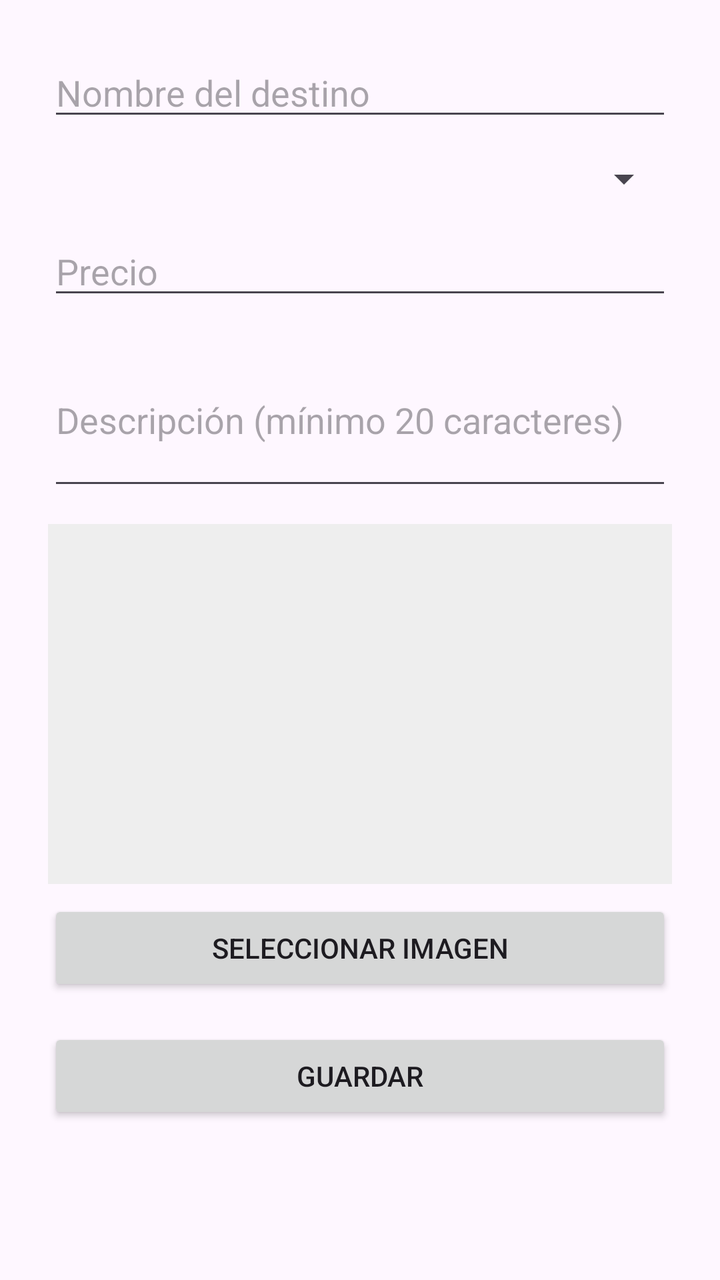
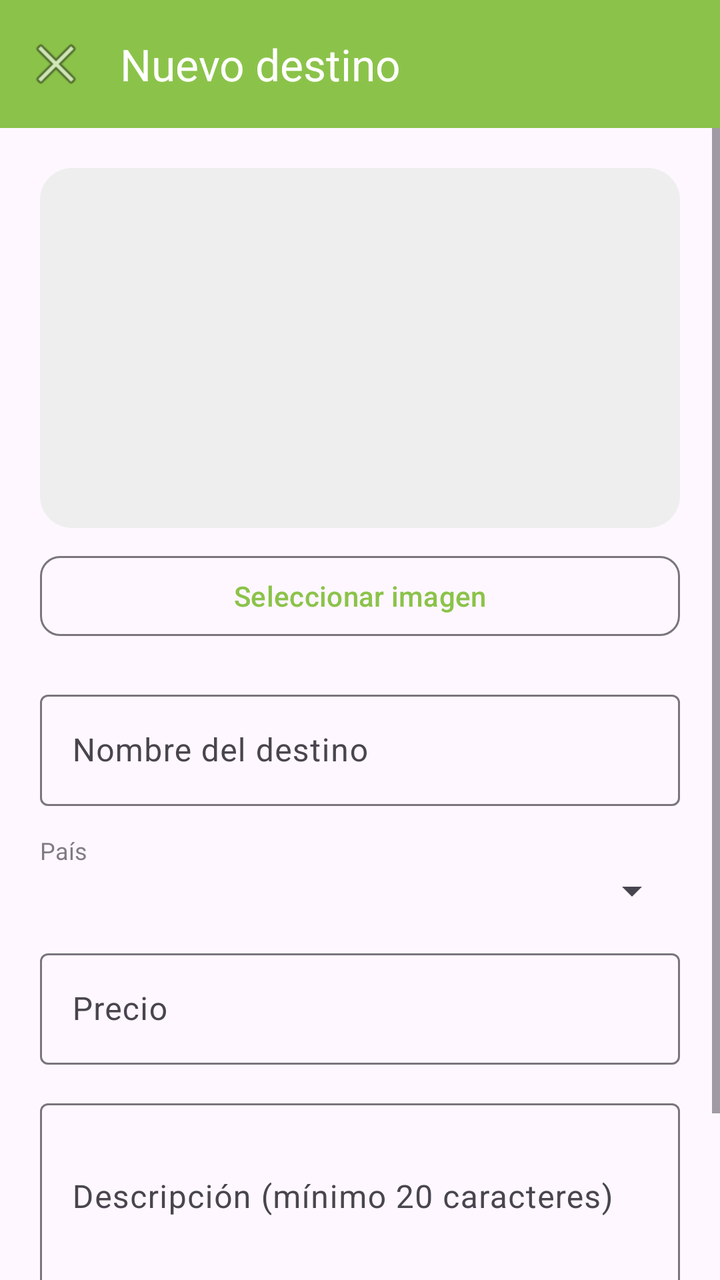

Before-and-after screenshots of an Android layout around one commit, followed by the original layout XML and the change that was made.
<!-- AndroidManifest.xml: application theme Theme.AgenciaViajes -->
<!-- res/layout/activity_crear_destino.xml -->
<?xml version="1.0" encoding="utf-8"?>
<ScrollView xmlns:android="http://schemas.android.com/apk/res/android"
    android:layout_width="match_parent"
    android:layout_height="match_parent">

    <LinearLayout
        android:layout_width="match_parent"
        android:layout_height="wrap_content"
        android:orientation="vertical"
        android:padding="24dp">

        <EditText
            android:id="@+id/etNombre"
            android:layout_width="match_parent"
            android:layout_height="wrap_content"
            android:hint="@string/nombre_hint" />

        <Spinner
            android:id="@+id/spinnerPais"
            android:layout_width="match_parent"
            android:layout_height="wrap_content"
            android:layout_marginTop="12dp" />

        <EditText
            android:id="@+id/etPrecio"
            android:layout_width="match_parent"
            android:layout_height="wrap_content"
            android:hint="@string/precio_hint"
            android:inputType="numberDecimal"
            android:layout_marginTop="12dp" />

        <EditText
            android:id="@+id/etDescripcion"
            android:layout_width="match_parent"
            android:layout_height="wrap_content"
            android:hint="@string/descripcion_hint"
            android:inputType="textMultiLine"
            android:minLines="3"
            android:layout_marginTop="12dp" />

        <ImageView
            android:id="@+id/ivPreview"
            android:layout_width="match_parent"
            android:layout_height="180dp"
            android:layout_marginTop="12dp"
            android:scaleType="centerCrop"
            android:background="#EEEEEE" />

        <Button
            android:id="@+id/btnSeleccionarImagen"
            android:layout_width="match_parent"
            android:layout_height="wrap_content"
            android:text="@string/btn_seleccionar_imagen"
            android:layout_marginTop="8dp" />

        <TextView
            android:id="@+id/tvError"
            android:layout_width="match_parent"
            android:layout_height="wrap_content"
            android:textColor="#D32F2F"
            android:visibility="gone"
            android:layout_marginTop="8dp" />

        <Button
            android:id="@+id/btnGuardar"
            android:layout_width="match_parent"
            android:layout_height="wrap_content"
            android:text="@string/btn_guardar"
            android:layout_marginTop="16dp" />

    </LinearLayout>
</ScrollView>
<!-- resources referenced by this layout -->
<resources>
  <string name="btn_guardar">Guardar</string>
  <string name="btn_seleccionar_imagen">Seleccionar imagen</string>
  <string name="descripcion_hint">Descripción (mínimo 20 caracteres)</string>
  <string name="nombre_hint">Nombre del destino</string>
  <string name="precio_hint">Precio</string>
  <style name="Theme.AgenciaViajes" parent="Base.Theme.AgenciaViajes" />
  <style name="Base.Theme.AgenciaViajes" parent="Theme.Material3.DayNight.NoActionBar">
          
          <item name="colorPrimary">@color/colorPrimary</item>
          <item name="colorOnPrimary">@color/white</item>
          <item name="colorPrimaryContainer">@color/colorPrimary</item>
          <item name="colorOnPrimaryContainer">@color/white</item>
  
          
          <item name="colorSecondary">@color/colorAccent</item>
          <item name="colorOnSecondary">@color/white</item>
          <item name="colorSecondaryContainer">@color/colorAccent</item>
          <item name="colorOnSecondaryContainer">@color/white</item>
  
          
          <item name="android:statusBarColor">@color/colorPrimaryDark</item>
      </style>
  <color name="colorPrimary">#8BC34A</color>
  <color name="white">#FFFFFFFF</color>
  <color name="colorAccent">#7C4DFF</color>
  <color name="colorPrimaryDark">#689F38</color>
</resources>

<!-- the commit's change to res/layout/activity_crear_destino.xml (unified diff, before → after) -->
@@ -1,72 +1,128 @@
 <?xml version="1.0" encoding="utf-8"?>
-<ScrollView xmlns:android="http://schemas.android.com/apk/res/android"
+<androidx.coordinatorlayout.widget.CoordinatorLayout xmlns:android="http://schemas.android.com/apk/res/android"
+    xmlns:app="http://schemas.android.com/apk/res-auto"
     android:layout_width="match_parent"
     android:layout_height="match_parent">
 
-    <LinearLayout
+    <com.google.android.material.appbar.AppBarLayout
         android:layout_width="match_parent"
-        android:layout_height="wrap_content"
-        android:orientation="vertical"
-        android:padding="24dp">
+        android:layout_height="wrap_content">
 
-        <EditText
-            android:id="@+id/etNombre"
+        <androidx.appcompat.widget.Toolbar
+            android:id="@+id/toolbar"
+            android:layout_width="match_parent"
+            android:layout_height="?attr/actionBarSize"
+            android:background="@color/colorPrimary"
+            app:title="@string/titulo_crear"
+            app:titleTextColor="@color/white"
+            app:navigationIcon="@android:drawable/ic_menu_close_clear_cancel"
+            app:navigationIconTint="@color/white" />
+
+    </com.google.android.material.appbar.AppBarLayout>
+
+    <ScrollView
+        android:layout_width="match_parent"
+        android:layout_height="match_parent"
+        app:layout_behavior="@string/appbar_scrolling_view_behavior">
+
+        <LinearLayout
             android:layout_width="match_parent"
             android:layout_height="wrap_content"
-            android:hint="@string/nombre_hint" />
+            android:orientation="vertical"
+            android:padding="20dp">
 
-        <Spinner
-            android:id="@+id/spinnerPais"
-            android:layout_width="match_parent"
-            android:layout_height="wrap_content"
-            android:layout_marginTop="12dp" />
+            <com.google.android.material.imageview.ShapeableImageView
+                android:id="@+id/ivPreview"
+                android:layout_width="match_parent"
+                android:layout_height="180dp"
+                android:scaleType="centerCrop"
+                android:background="#EEEEEE"
+                app:shapeAppearanceOverlay="@style/RoundedImage" />
 
-        <EditText
-            android:id="@+id/etPrecio"
-            android:layout_width="match_parent"
-            android:layout_height="wrap_content"
-            android:hint="@string/precio_hint"
-            android:inputType="numberDecimal"
-            android:layout_marginTop="12dp" />
+            <com.google.android.material.button.MaterialButton
+                android:id="@+id/btnSeleccionarImagen"
+                style="@style/Widget.Material3.Button.OutlinedButton"
+                android:layout_width="match_parent"
+                android:layout_height="wrap_content"
+                android:text="@string/btn_seleccionar_imagen"
+                app:cornerRadius="10dp"
+                android:layout_marginTop="10dp" />
 
-        <EditText
-            android:id="@+id/etDescripcion"
-            android:layout_width="match_parent"
-            android:layout_height="wrap_content"
-            android:hint="@string/descripcion_hint"
-            android:inputType="textMultiLine"
-            android:minLines="3"
-            android:layout_marginTop="12dp" />
+            <com.google.android.material.textfield.TextInputLayout
+                android:layout_width="match_parent"
+                android:layout_height="wrap_content"
+                android:layout_marginTop="20dp"
+                style="@style/Widget.Material3.TextInputLayout.OutlinedBox"
+                android:hint="@string/nombre_hint">
 
-        <ImageView
-            android:id="@+id/ivPreview"
-            android:layout_width="match_parent"
-            android:layout_height="180dp"
-            android:layout_marginTop="12dp"
-            android:scaleType="centerCrop"
-            android:background="#EEEEEE" />
+                <com.google.android.material.textfield.TextInputEditText
+                    android:id="@+id/etNombre"
+                    android:layout_width="match_parent"
+                    android:layout_height="wrap_content" />
 
-        <Button
-            android:id="@+id/btnSeleccionarImagen"
-            android:layout_width="match_parent"
-            android:layout_height="wrap_content"
-            android:text="@string/btn_seleccionar_imagen"
-            android:layout_marginTop="8dp" />
+            </com.google.android.material.textfield.TextInputLayout>
 
-        <TextView
-            android:id="@+id/tvError"
-            android:layout_width="match_parent"
-            android:layout_height="wrap_content"
-            android:textColor="#D32F2F"
-            android:visibility="gone"
-            android:layout_marginTop="8dp" />
+            <TextView
+                android:layout_width="wrap_content"
+                android:layout_height="wrap_content"
+                android:text="@string/titulo_pais"
+                android:textSize="12sp"
+                android:alpha="0.7"
+                android:layout_marginTop="14dp" />
 
-        <Button
-            android:id="@+id/btnGuardar"
-            android:layout_width="match_parent"
-            android:layout_height="wrap_content"
-            android:text="@string/btn_guardar"
-            android:layout_marginTop="16dp" />
+            <Spinner
+                android:id="@+id/spinnerPais"
+                android:layout_width="match_parent"
+                android:layout_height="wrap_content" />
 
-    </LinearLayout>
-</ScrollView>
+            <com.google.android.material.textfield.TextInputLayout
+                android:layout_width="match_parent"
+                android:layout_height="wrap_content"
+                android:layout_marginTop="14dp"
+                style="@style/Widget.Material3.TextInputLayout.OutlinedBox"
+                android:hint="@string/precio_hint">
+
+                <com.google.android.material.textfield.TextInputEditText
+                    android:id="@+id/etPrecio"
+                    android:layout_width="match_parent"
+                    android:layout_height="wrap_content"
+                    android:inputType="numberDecimal" />
+
+            </com.google.android.material.textfield.TextInputLayout>
+
+            <com.google.android.material.textfield.TextInputLayout
+                android:layout_width="match_parent"
+                android:layout_height="wrap_content"
+                android:layout_marginTop="14dp"
+                style="@style/Widget.Material3.TextInputLayout.OutlinedBox"
+                android:hint="@string/descripcion_hint">
+
+                <com.google.android.material.textfield.TextInputEditText
+                    android:id="@+id/etDescripcion"
+                    android:layout_width="match_parent"
+                    android:layout_height="wrap_content"
+                    android:inputType="textMultiLine"
+                    android:minLines="3" />
+
+            </com.google.android.material.textfield.TextInputLayout>
+
+            <TextView
+                android:id="@+id/tvError"
+                android:layout_width="match_parent"
+                android:layout_height="wrap_content"
+                android:textColor="#D32F2F"
+                android:visibility="gone"
+                android:layout_marginTop="10dp" />
+
+            <com.google.android.material.button.MaterialButton
+                android:id="@+id/btnGuardar"
+                android:layout_width="match_parent"
+                android:layout_height="52dp"
+                android:text="@string/btn_guardar"
+                android:textSize="16sp"
+                app:cornerRadius="12dp"
+                android:layout_marginTop="20dp" />
+
+        </LinearLayout>
+    </ScrollView>
+</androidx.coordinatorlayout.widget.CoordinatorLayout>
<!-- resource entries referenced after the edit -->
@@ -1,10 +1,18 @@
 <!-- resources referenced by this layout -->
 <resources>
+  <color name="colorPrimary">#8BC34A</color>
+  <color name="white">#FFFFFFFF</color>
   <string name="btn_guardar">Guardar</string>
   <string name="btn_seleccionar_imagen">Seleccionar imagen</string>
   <string name="descripcion_hint">Descripción (mínimo 20 caracteres)</string>
   <string name="nombre_hint">Nombre del destino</string>
   <string name="precio_hint">Precio</string>
+  <string name="titulo_crear">Nuevo destino</string>
+  <string name="titulo_pais">País</string>
+  <style name="RoundedImage">
+          <item name="cornerFamily">rounded</item>
+          <item name="cornerSize">16dp</item>
+      </style>
   <style name="Theme.AgenciaViajes" parent="Base.Theme.AgenciaViajes" />
   <style name="Base.Theme.AgenciaViajes" parent="Theme.Material3.DayNight.NoActionBar">
           
@@ -22,8 +30,6 @@
           
           <item name="android:statusBarColor">@color/colorPrimaryDark</item>
       </style>
-  <color name="colorPrimary">#8BC34A</color>
-  <color name="white">#FFFFFFFF</color>
   <color name="colorAccent">#7C4DFF</color>
   <color name="colorPrimaryDark">#689F38</color>
 </resources>
